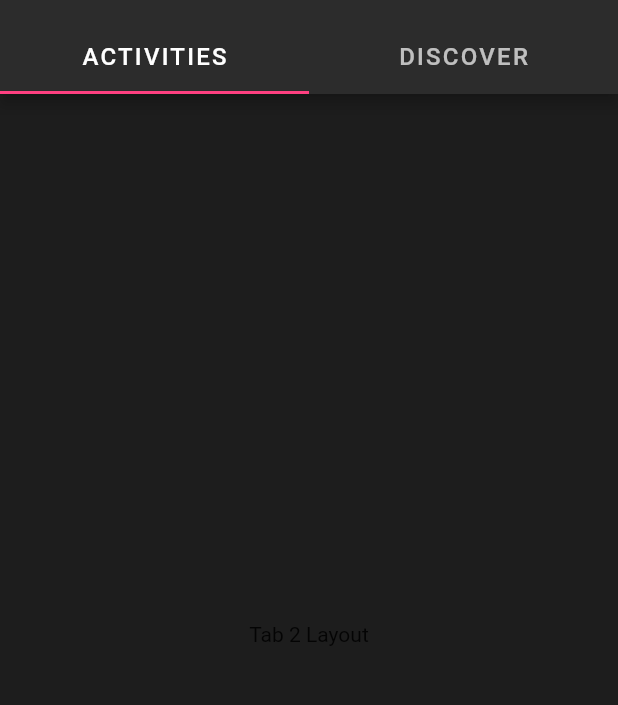
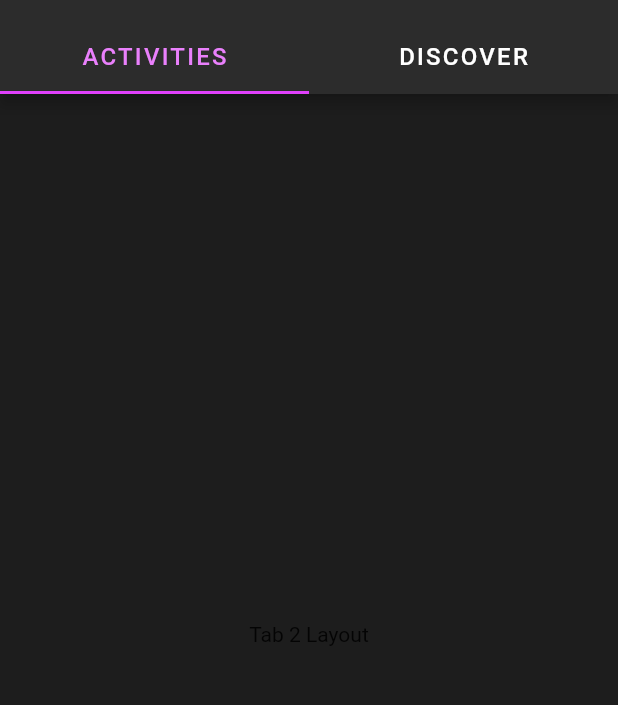
Before and after one commit to Somsubro-Banerjee/Vtop-Redefined, a Flutter app: the screen it shows after launch, on a phone screen of 412 x 824 dp, the part 62-767 px from its top. Run offline on Flutter 3.47's test engine with Material 2 defaults, Android fonts, the phone set to English and light mode, and no system bars.

Commit message:
Build Files

```diff
--- a/lib/UI/newUI.dart
+++ b/lib/UI/newUI.dart
@@ -29,7 +29,7 @@ class ExtendedHome extends StatelessWidget {
 
             ],
             backgroundColor: backgroundColor,
-            bottom: TabBar(indicatorColor: Colors.pinkAccent,
+            bottom: TabBar(indicatorColor: Colors.purpleAccent,labelColor: Colors.purpleAccent.shade100,unselectedLabelColor: Colors.white,
               tabs: [
                 Tab(child: Container(child:Text("ACTIVITIES", style: TextStyle(letterSpacing: 1.5, fontSize: 16),)),),
                 Tab(child: Container(child:Text("DISCOVER", style: TextStyle(letterSpacing: 1.5, fontSize: 16),)),),
```
Also changed, not shown: 4 other files.
